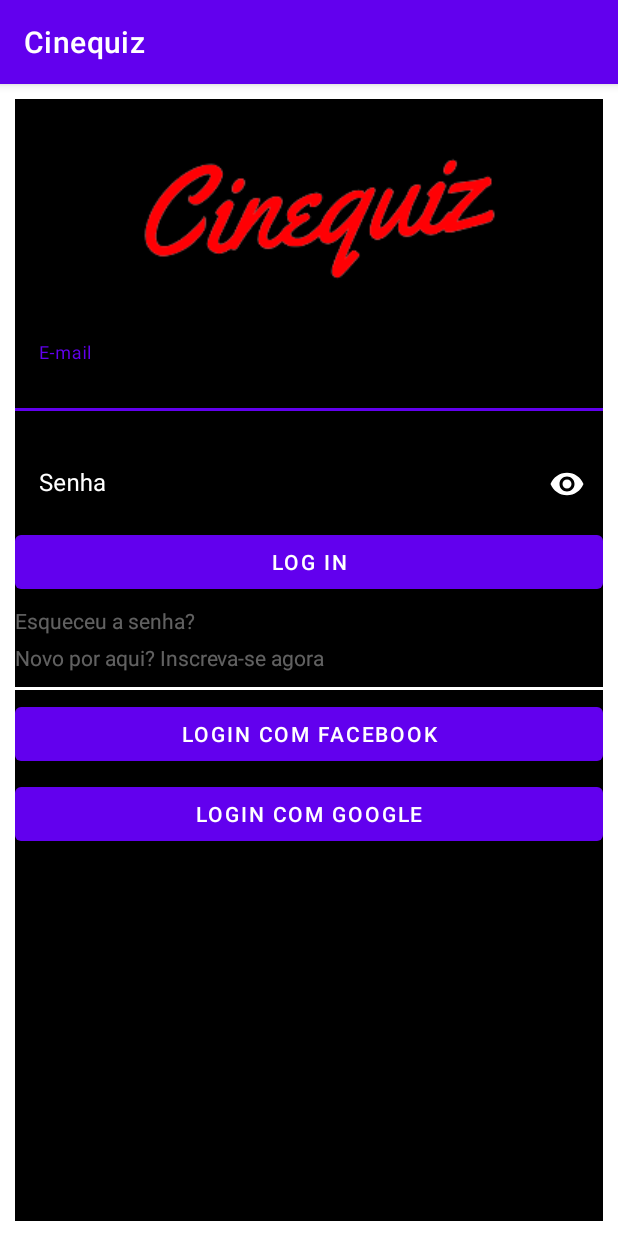
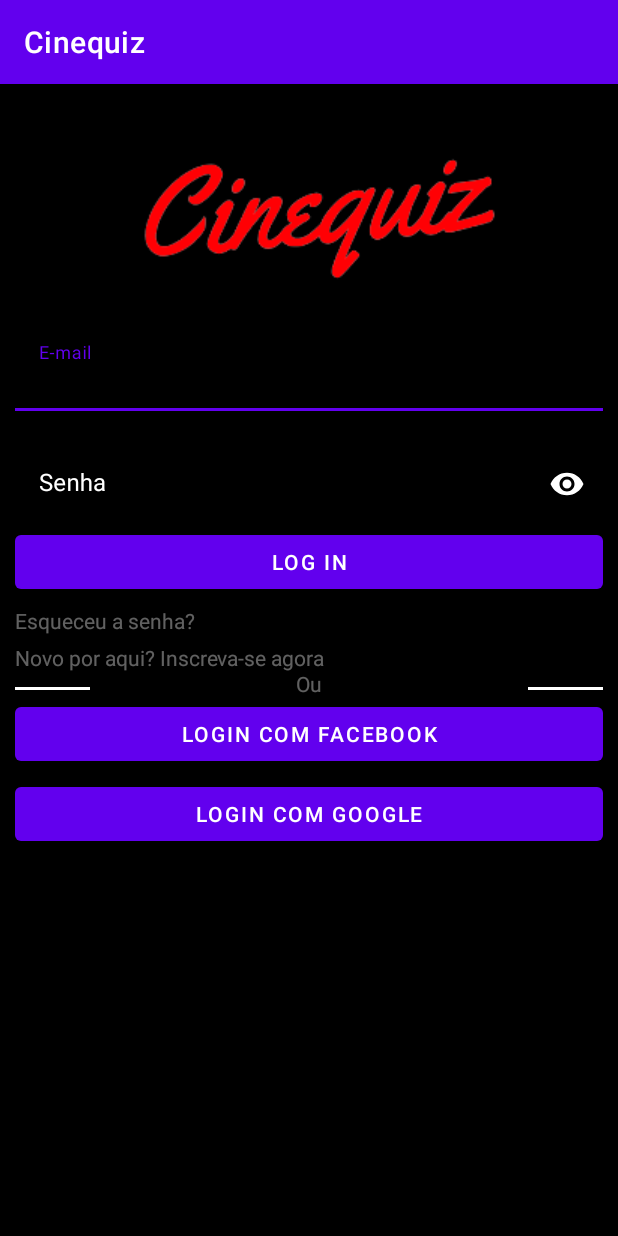
Before and after one commit to jephcescon/Cinequiz, an Android app: the screen it shows after launch (MainActivity), on a phone screen of 412 x 824 dp. Run offline under Robolectric (Android 15) with nearby library versions, the phone set to English and light mode, and no system bars.

Commit message:
Ajustes e melhorias no posicionamento da tela de login

```diff
--- a/app/src/main/java/com/example/cinequiz/MainActivity.kt
+++ b/app/src/main/java/com/example/cinequiz/MainActivity.kt
@@ -2,6 +2,7 @@ package com.example.cinequiz
 
 import androidx.appcompat.app.AppCompatActivity
 import android.os.Bundle
+import android.view.View
 import android.view.Window
 import android.view.WindowManager
 
@@ -15,6 +16,9 @@ class MainActivity : AppCompatActivity() {
         this.getWindow().setFlags(WindowManager.LayoutParams.FLAG_FULLSCREEN,
                 WindowManager.LayoutParams.FLAG_FULLSCREEN); //enable full screen
         */
+
+        window.decorView.systemUiVisibility = View.SYSTEM_UI_FLAG_FULLSCREEN
+        actionBar?.hide()
         setContentView(R.layout.activity_main)
     }
 }
--- a/app/src/main/res/layout/activity_main.xml
+++ b/app/src/main/res/layout/activity_main.xml
@@ -6,7 +6,7 @@
     android:layout_height="match_parent"
     android:background="@color/black"
     tools:context=".MainActivity"
-    android:layout_margin="10dp"
+    android:padding="10dp"
 
     >
 
@@ -26,8 +26,6 @@
         android:id="@+id/textIpuntLayout"
         android:layout_width="match_parent"
         android:layout_height="wrap_content"
-        tools:layout_editor_absoluteX="146dp"
-        tools:layout_editor_absoluteY="301dp"
         app:errorEnabled="true"
 
         app:layout_constraintLeft_toLeftOf="parent"
@@ -54,13 +52,11 @@
         android:layout_width="match_parent"
         android:layout_height="wrap_content"
         android:textColor="@color/white"
-
         android:textColorHint="@color/white"
         app:layout_constraintTop_toBottomOf="@+id/textIpuntLayout"
         app:passwordToggleEnabled="true"
-
-        app:passwordToggleTint="@color/white"
-        tools:layout_editor_absoluteX="131dp">
+app:passwordToggleTint="@color/white"
+        >
 
         <com.google.android.material.textfield.TextInputEditText
             android:layout_width="match_parent"
@@ -108,10 +104,32 @@
         android:id="@+id/vwLinha"
         android:layout_marginTop="10dp"
         android:layout_height="2dp"
-        app:layout_constraintEnd_toEndOf="parent"
+        android:layout_width="50dp"
+
         app:layout_constraintStart_toStartOf="parent"
         app:layout_constraintTop_toBottomOf="@+id/tvNovo"
-        android:layout_width="match_parent"
+        android:background="@color/white"/>
+
+
+    <TextView
+        android:id="@+id/tvOr"
+        android:layout_width="wrap_content"
+        android:layout_height="wrap_content"
+        android:text="Ou"
+        app:layout_constraintStart_toStartOf="parent"
+        app:layout_constraintEnd_toEndOf="parent"
+        app:layout_constraintBottom_toTopOf="@+id/btnFacebook"
+        android:textColor="@color/material_on_primary_disabled"
+        android:layout_marginTop="5dp"
+        />
+
+    <View
+        android:id="@+id/vwLinha2"
+        android:layout_marginTop="10dp"
+        android:layout_height="2dp"
+        android:layout_width="50dp"
+        app:layout_constraintEnd_toEndOf="parent"
+        app:layout_constraintTop_toBottomOf="@+id/tvNovo"
         android:background="@color/white"/>
 
     <Button
```
